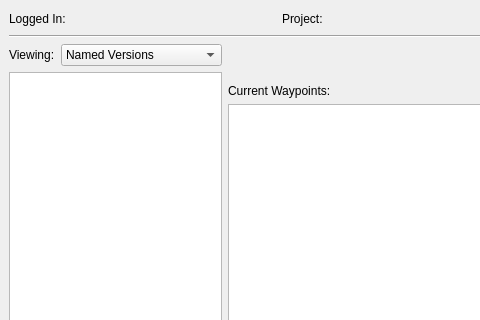
First picture: the form in mslib/msui/ui/ui_mscolab_version_history.ui, repository Open-MSS/MSS, before the edit; both pictures show x 0 to 480 and y 0 to 320 of the 1090 by 797 pixel window.
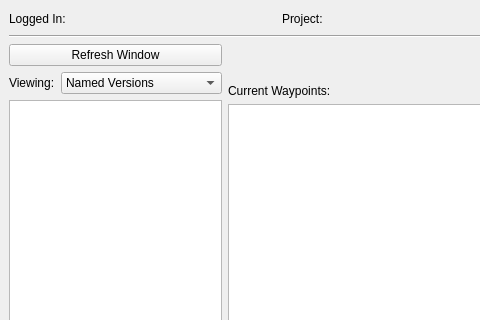
Second picture: the form after the edit.

Commit message: added refresh button in version history window and wrote tests for work locally and version history window

Patch:
```diff
--- a/mslib/msui/ui/ui_mscolab_version_history.ui
+++ b/mslib/msui/ui/ui_mscolab_version_history.ui
@@ -77,6 +77,13 @@
        <layout class="QHBoxLayout" name="horizontalLayout_4" stretch="1,4">
         <item>
          <layout class="QVBoxLayout" name="verticalLayout_2">
+          <item>
+           <widget class="QPushButton" name="refreshBtn">
+            <property name="text">
+             <string>Refresh Window</string>
+            </property>
+           </widget>
+          </item>
           <item>
            <layout class="QHBoxLayout" name="horizontalLayout">
             <item>
```
The commit also changes 10 other files.
